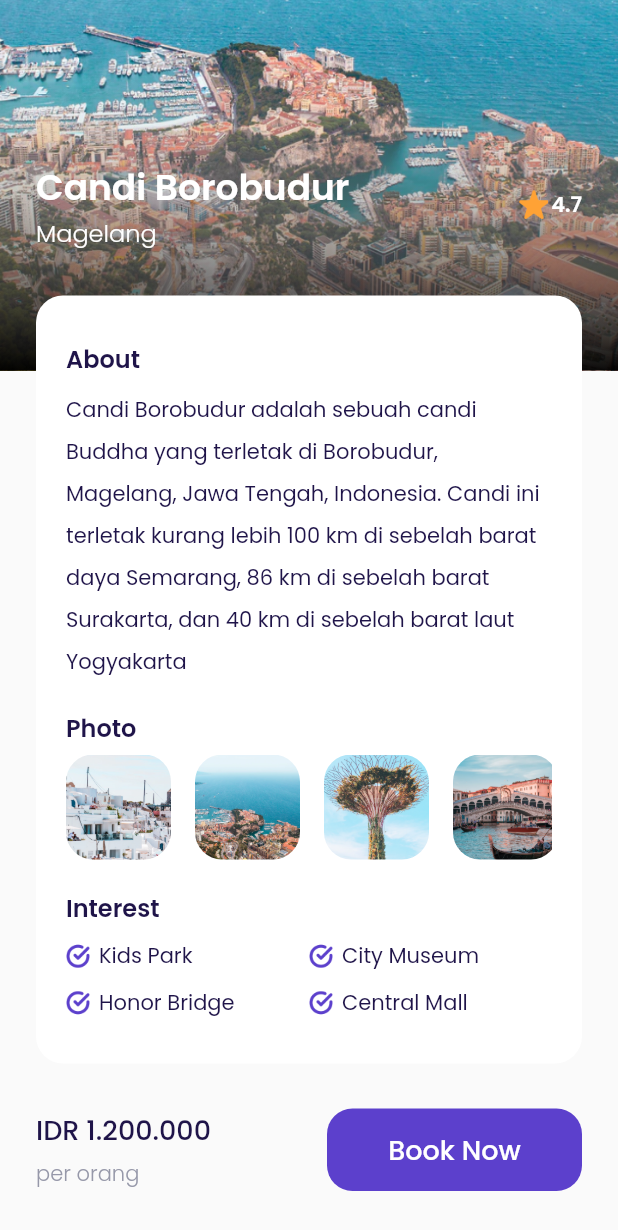
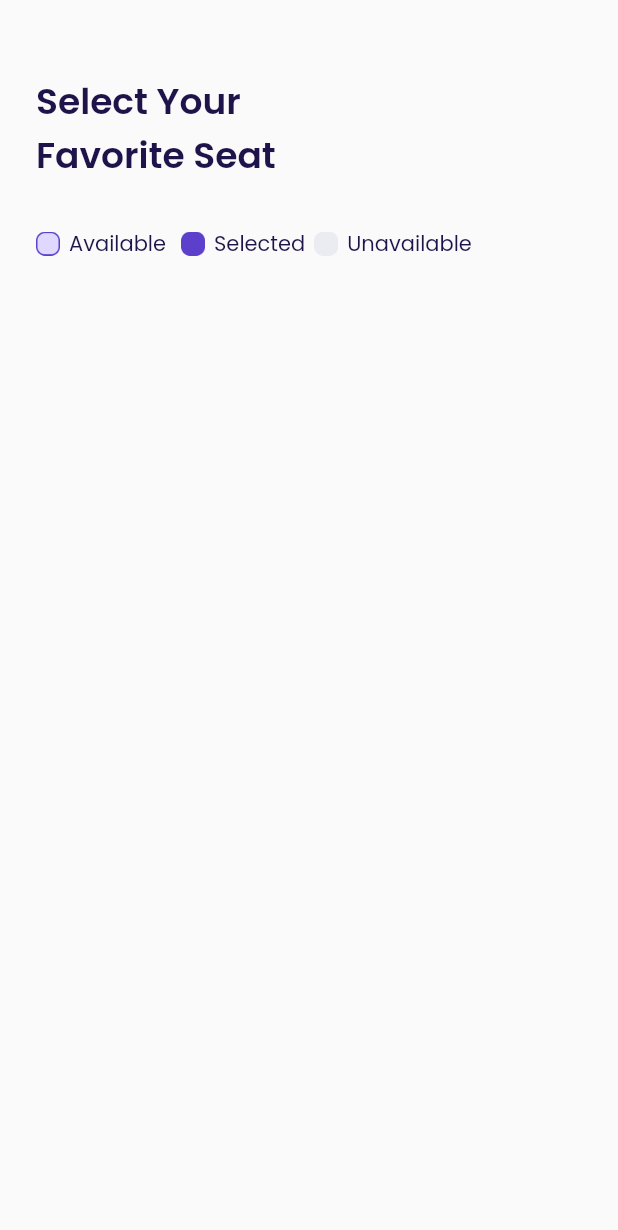
Before and after one commit to excaandita/RamayanaTravel, a Flutter app: the DetailPage screen opened directly, scrolled down 203 dp, after a tap on "Book Now", on a phone screen of 412 x 824 dp. Shown: the top 1230 px of the screen. Run offline on Flutter 3.47's test engine with Material 2 defaults, Android fonts, the phone set to English and light mode, and no system bars; our stand-ins replace google_fonts.

Commit message:
status_seat

```diff
--- /dev/null
+++ b/lib/ui/pages/choose_seat_page.dart
@@ -0,0 +1,95 @@
+import 'package:flutter/material.dart';
+import 'package:travelapp/shared/theme.dart';
+
+class ChooseSeatPage extends StatelessWidget {
+  const ChooseSeatPage({Key? key}) : super(key: key);
+
+  @override
+  Widget build(BuildContext context) {
+    Widget title() {
+      return Container(
+        margin: EdgeInsets.only(top: 50),
+        child: Text(
+          'Select Your\nFavorite Seat',
+          style: blackTextStyle.copyWith(
+            fontSize: 24,
+            fontWeight: semiBold,
+          ),
+        ),
+      );
+    }
+
+    Widget seatStatus() {
+      return Container(
+        margin: EdgeInsets.only(top: 30),
+        child: Row(
+          children: [
+            //Note : Available
+            Container(
+              width: 16,
+              height: 16,
+              margin: EdgeInsets.only(right: 6),
+              decoration: BoxDecoration(
+                image: DecorationImage(
+                  image: AssetImage('assets/icon_available.png'),
+                ),
+              ),
+            ),
+            Text(
+              'Available',
+              style: blackTextStyle,
+            ),
+
+            //Note : Selected
+            Container(
+              width: 16,
+              height: 16,
+              margin: EdgeInsets.only(right: 6, left: 10),
+              decoration: BoxDecoration(
+                image: DecorationImage(
+                  image: AssetImage('assets/icon_selected.png'),
+                ),
+              ),
+            ),
+            Text(
+              'Selected',
+              style: blackTextStyle,
+            ),
+
+            //note : Unavailable
+            Container(
+              width: 16,
+              height: 16,
+              margin: EdgeInsets.only(
+                right: 6,
+                left: 6,
+              ),
+              decoration: BoxDecoration(
+                image: DecorationImage(
+                  image: AssetImage('assets/icon_unavailable.png'),
+                ),
+              ),
+            ),
+            Text(
+              'Unavailable',
+              style: blackTextStyle,
+            ),
+          ],
+        ),
+      );
+    }
+
+    return Scaffold(
+      backgroundColor: kBackgroundColor,
+      body: ListView(
+        padding: EdgeInsets.symmetric(
+          horizontal: 24,
+        ),
+        children: [
+          title(),
+          seatStatus(),
+        ],
+      ),
+    );
+  }
+}
--- a/lib/ui/pages/detail_page.dart
+++ b/lib/ui/pages/detail_page.dart
@@ -1,5 +1,6 @@
 import 'package:flutter/material.dart';
 import 'package:travelapp/shared/theme.dart';
+import 'package:travelapp/ui/pages/choose_seat_page.dart';
 import 'package:travelapp/ui/widgets/custom_button.dart';
 import 'package:travelapp/ui/widgets/interest_item.dart';
 import 'package:travelapp/ui/widgets/photo_item.dart';
@@ -250,7 +251,14 @@ class DetailPage extends StatelessWidget {
                   //NOTE: BOOKING BUTTON
                   CustomButton(
                     title: 'Book Now',
-                    onPressed: () {},
+                    onPressed: () {
+                      Navigator.push(
+                        context,
+                        MaterialPageRoute(
+                          builder: (context) => ChooseSeatPage(),
+                        ),
+                      );
+                    },
                     width: 170,
                   ),
                 ],
```
